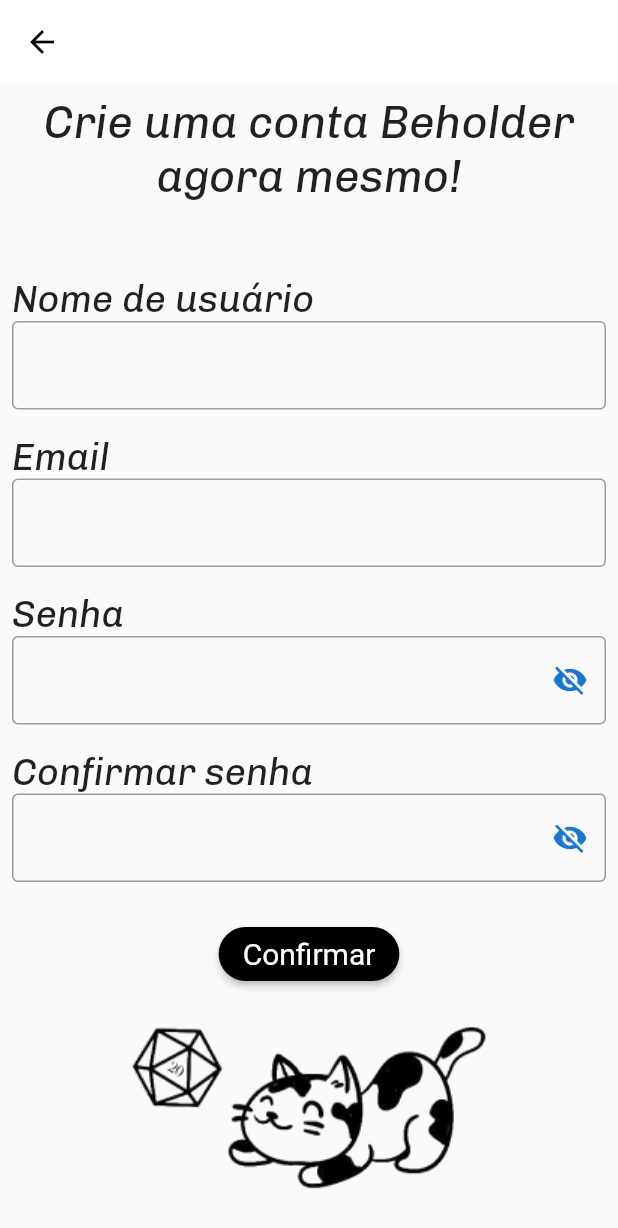
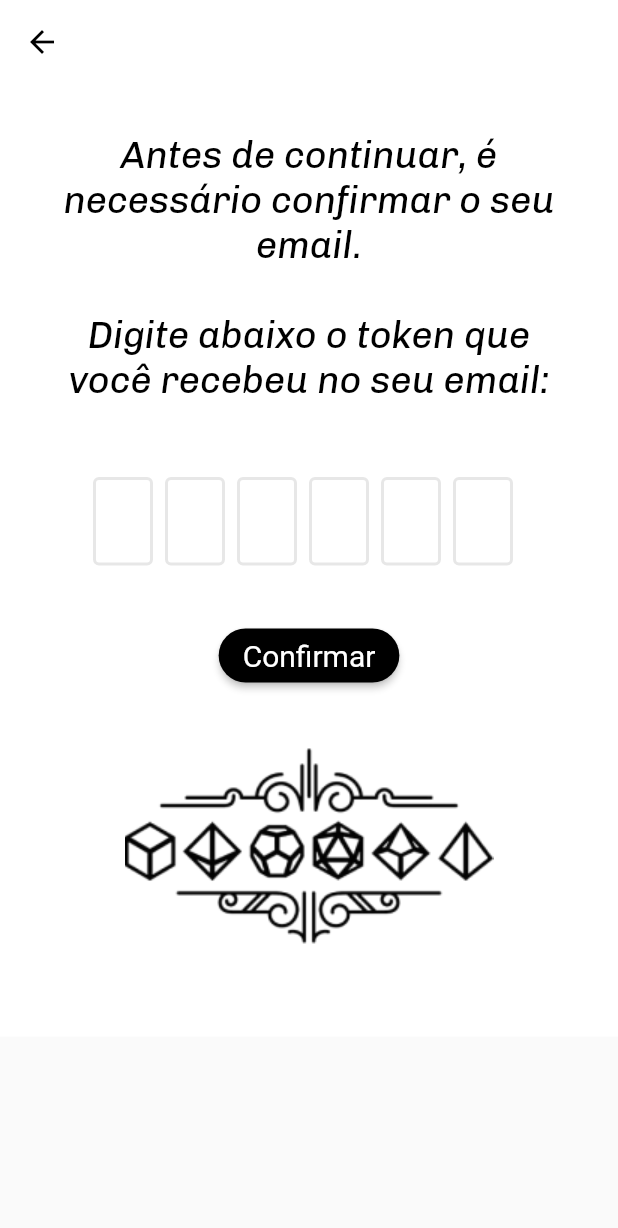
Before and after one commit to samuelcorocha/beholder_app, a Flutter app: the screen it shows after launch, after a tap on "Confirmar", on a phone screen of 412 x 824 dp. Shown: the top 1228 px of the screen. Run offline on Flutter 3.47's test engine with Material 2 defaults, Android fonts, the phone set to English and light mode, and no system bars; drawn by our look-alikes of flutter_otp_text_field.

Commit message:
Cadastro 1 e Cadastro 2

```diff
--- a/lib/main.dart
+++ b/lib/main.dart
@@ -1,4 +1,6 @@
-import 'package:beholder_companion/screens/tela_de_cadastro/tela_de_cadastro.dart';
+import 'package:beholder_companion/screens/tela_de_cadastro/tela_de_cadastro_1.dart';
+import 'package:beholder_companion/screens/tela_de_cadastro/tela_de_cadastro_2.dart';
+import 'package:beholder_companion/screens/tela_de_login/nova_tela_de_login.dart';
 import 'package:flutter/material.dart';
 import 'package:beholder_companion/screens/tela_de_login/tela_de_login.dart';
 import 'package:beholder_companion/screens/tela_de_pesquisa//tela_de_pesquisa.dart';
@@ -7,9 +9,7 @@
   runApp(
     MaterialApp(
       theme: ThemeData(fontFamily: 'Chivo'),
-      home: const TelaDeCadastro(),
-      //home: TelaDePesquisa(),
-      //
+      home: const TelaDeCadastro1(),
     ),
   );
 }
--- a/lib/screens/tela_de_cadastro/tela_de_cadastro.dart
+++ /dev/null
@@ -1,155 +0,0 @@
-import 'package:flutter/material.dart';
-
-class TelaDeCadastro extends StatefulWidget {
-  const TelaDeCadastro({Key? key}) : super(key: key);
-
-  @override
-  TelaDeCadastroState createState() => TelaDeCadastroState();
-}
-
-class TelaDeCadastroState extends State<TelaDeCadastro> {
-  @override
-  Widget build(BuildContext context) {
-    return Scaffold(
-        appBar: AppBar(
-          backgroundColor: Colors.white,
-          elevation: 0,
-          leading: IconButton(
-              onPressed: () {
-                Navigator.pop(context);
-              },
-              icon: const Icon(Icons.arrow_back, color: Colors.black)),
-        ),
-        body: Padding(
-          padding: const EdgeInsets.all(8.0),
-          child: SingleChildScrollView(
-            child: Column(children: <Widget>[
-              const Text(
-                "Crie uma conta Beholder agora mesmo!",
-                style: TextStyle(fontSize: 30),
-                textAlign: TextAlign.center,
-              ),
-              const SizedBox(height: 48.0),
-              const CampoDeCadastroVisivel(textoSuperior: 'Nome de usuário'),
-              const SizedBox(height: 16.0),
-              const CampoDeCadastroVisivel(textoSuperior: 'Email'),
-              const SizedBox(height: 16.0),
-              const CampoDeCadastroInvisivel(textoSuperior: 'Senha'),
-              const SizedBox(height: 16.0),
-              const CampoDeCadastroInvisivel(textoSuperior: 'Confirmar senha'),
-              const SizedBox(height: 24.0),
-              const BotaoDeConfirmar(),
-              const SizedBox(height: 12.0),
-              Image.asset('assets/tela_de_cadastro/cadastro_2/gato.png'),
-            ]),
-          ),
-        ));
-  }
-}
-
-class BotaoDeConfirmar extends StatelessWidget {
-  const BotaoDeConfirmar({
-    super.key,
-  });
-
-  @override
-  Widget build(BuildContext context) {
-    return ElevatedButton(
-      onPressed: () {
-        Navigator.push(context,
-            MaterialPageRoute(builder: (context) => const TelaDeCadastro()));
-      },
-      style: ElevatedButton.styleFrom(
-          shape:
-              RoundedRectangleBorder(borderRadius: BorderRadius.circular(18.0)),
-          backgroundColor: Colors.black,
-          textStyle: const TextStyle(fontSize: 20.0)),
-      child: const Text("Confirmar"),
-    );
-  }
-}
-
-class CampoDeCadastroVisivel extends StatelessWidget {
-  const CampoDeCadastroVisivel({super.key, required this.textoSuperior});
-
-  final String textoSuperior;
-
-  @override
-  Widget build(BuildContext context) {
-    return Column(children: [
-      Container(
-        alignment: Alignment.centerLeft,
-        child: Text(
-          textoSuperior,
-          style: const TextStyle(fontSize: 25),
-          textAlign: TextAlign.center,
-        ),
-      ),
-      TextFormField(
-        decoration: const InputDecoration(
-          border: OutlineInputBorder(),
-        ),
-      ),
-    ]);
-  }
-}
-
-class CampoDeCadastroInvisivel extends StatefulWidget {
-  const CampoDeCadastroInvisivel({
-    super.key,
-    required this.textoSuperior,
-  });
-
-  final String textoSuperior;
-
-  @override
-  State<CampoDeCadastroInvisivel> createState() =>
-      _CampoDeCadastroInvisivelState(textoSuperior: textoSuperior);
-}
-
-class _CampoDeCadastroInvisivelState extends State<CampoDeCadastroInvisivel> {
-  _CampoDeCadastroInvisivelState({
-    required this.textoSuperior,
-  });
-
-  final String textoSuperior;
-  bool passwordObscured = false;
-
-  @override
-  void initState() {
-    super.initState();
-    passwordObscured = false;
-  }
-
-  @override
-  Widget build(BuildContext context) {
-    return Column(children: [
-      Container(
-        alignment: Alignment.centerLeft,
-        child: Text(
-          textoSuperior,
-          style: const TextStyle(fontSize: 25),
-          textAlign: TextAlign.center,
-        ),
-      ),
-      TextFormField(
-        keyboardType: TextInputType.text,
-        obscureText: !passwordObscured,
-        decoration: InputDecoration(
-          border: const OutlineInputBorder(),
-          suffixIcon: IconButton(
-            icon: Icon(
-              passwordObscured ? Icons.visibility : Icons.visibility_off,
-              color: Theme.of(context).primaryColorDark,
-            ),
-            onPressed: () {
-              setState(() {
-                passwordObscured = !passwordObscured;
-              });
-            },
-          ),
-        ),
-      )
-    ]);
-  }
-}
--- /dev/null
+++ b/lib/screens/tela_de_cadastro/tela_de_cadastro_1.dart
@@ -0,0 +1,155 @@
+import 'package:beholder_companion/screens/tela_de_cadastro/tela_de_cadastro_2.dart';
+import 'package:flutter/material.dart';
+
+class TelaDeCadastro1 extends StatefulWidget {
+  const TelaDeCadastro1({Key? key}) : super(key: key);
+
+  @override
+  TelaDeCadastro1State createState() => TelaDeCadastro1State();
+}
+
+class TelaDeCadastro1State extends State<TelaDeCadastro1> {
+  @override
+  Widget build(BuildContext context) {
+    return Scaffold(
+      appBar: AppBar(
+        backgroundColor: Colors.white,
+        elevation: 0,
+        leading: IconButton(
+            onPressed: () {
+              Navigator.pop(context);
+            },
+            icon: const Icon(Icons.arrow_back, color: Colors.black)),
+      ),
+      body: Container(
+        color: Colors.white,
+        child: Padding(
+          padding: const EdgeInsets.only(left: 16,top: 8,right: 16,bottom: 16),
+          child: SingleChildScrollView(
+            child: Column(children: <Widget>[
+              const Text(
+                "Crie uma conta Beholder agora mesmo!",
+                style: TextStyle(fontSize: 25),
+                textAlign: TextAlign.center,
+              ),
+              const SizedBox(height: 20.0),
+              const CampoDeCadastroVisivel(textoSuperior: 'Nome de usuário'),
+              const SizedBox(height: 16.0),
+              const CampoDeCadastroVisivel(textoSuperior: 'Email'),
+              const SizedBox(height: 16.0),
+              const CampoDeCadastroInvisivel(textoSuperior: 'Senha'),
+              const SizedBox(height: 16.0),
+              const CampoDeCadastroInvisivel(textoSuperior: 'Confirmar senha'),
+              const SizedBox(height: 24.0),
+              ElevatedButton(
+                onPressed: () {
+                  Navigator.push(context,
+                      MaterialPageRoute(builder: (context) => const TelaDeCadastro2()));
+                },
+                style: ElevatedButton.styleFrom(
+                    shape:
+                    RoundedRectangleBorder(borderRadius: BorderRadius.circular(18.0)),
+                    backgroundColor: Colors.black,
+                    textStyle: const TextStyle(fontSize: 20.0)),
+                child: const Text("Confirmar"),
+              ),
+              const SizedBox(height: 12.0),
+              Image.asset('assets/tela_de_cadastro/cadastro_1/gato.png'),
+            ]),
+          ),
+        ),
+      )
+    );
+  }
+}
+
+class CampoDeCadastroVisivel extends StatelessWidget {
+  const CampoDeCadastroVisivel({super.key, required this.textoSuperior});
+
+  final String textoSuperior;
+
+  @override
+  Widget build(BuildContext context) {
+    return Column(children: [
+      Container(
+        alignment: Alignment.centerLeft,
+        child: Text(
+          textoSuperior,
+          style: const TextStyle(fontSize: 18),
+          textAlign: TextAlign.center,
+        ),
+      ),
+      SizedBox(
+        height: 50,
+        child: TextFormField(
+          decoration: const InputDecoration(
+            border: OutlineInputBorder(),
+          ),
+        ),
+      ),
+    ]);
+  }
+}
+
+class CampoDeCadastroInvisivel extends StatefulWidget {
+  const CampoDeCadastroInvisivel({
+    super.key,
+    required this.textoSuperior,
+  });
+
+  final String textoSuperior;
+
+  @override
+  State<CampoDeCadastroInvisivel> createState() =>
+      _CampoDeCadastroInvisivelState(textoSuperior: textoSuperior);
+}
+
+class _CampoDeCadastroInvisivelState extends State<CampoDeCadastroInvisivel> {
+  _CampoDeCadastroInvisivelState({
+    required this.textoSuperior,
+  });
+
+  final String textoSuperior;
+  bool passwordObscured = false;
+
+  @override
+  void initState() {
+    super.initState();
+    passwordObscured = false;
+  }
+
+  @override
+  Widget build(BuildContext context) {
+    return Column(children: [
+      Container(
+        alignment: Alignment.centerLeft,
+        child: Text(
+          textoSuperior,
+          style: const TextStyle(fontSize: 18),
+          textAlign: TextAlign.center,
+        ),
+      ),
+      SizedBox(
+        height: 50,
+        child: TextFormField(
+          keyboardType: TextInputType.text,
+          obscureText: !passwordObscured,
+          decoration: InputDecoration(
+            border: const OutlineInputBorder(),
+            suffixIcon: IconButton(
+              icon: Icon(
+                passwordObscured ? Icons.visibility : Icons.visibility_off,
+                color: Theme.of(context).primaryColorDark,
+              ),
+              onPressed: () {
+                setState(() {
+                  passwordObscured = !passwordObscured;
+                });
+              },
+            ),
+          ),
+        ),
+      )
+    ]);
+  }
+}
--- /dev/null
+++ b/lib/screens/tela_de_cadastro/tela_de_cadastro_2.dart
@@ -0,0 +1,88 @@
+import 'package:flutter/material.dart';
+import 'package:flutter/services.dart';
+import 'package:flutter_otp_text_field/flutter_otp_text_field.dart';
+
+import 'package:beholder_companion/screens/tela_de_cadastro/tela_de_cadastro_1.dart';
+
+class TelaDeCadastro2 extends StatefulWidget {
+  const TelaDeCadastro2({Key? key}) : super(key: key);
+
+  @override
+  TelaDeCadastro2State createState() => TelaDeCadastro2State();
+}
+
+class TelaDeCadastro2State extends State<TelaDeCadastro2> {
+  @override
+  Widget build(BuildContext context) {
+    return Scaffold(
+        appBar: AppBar(
+          backgroundColor: Colors.white,
+          elevation: 0,
+          leading: IconButton(
+              onPressed: () {
+                Navigator.pop(context);
+              },
+              icon: const Icon(Icons.arrow_back, color: Colors.black)),
+        ),
+        body: Container(
+          color: Colors.white,
+          child: Padding(
+            padding: const EdgeInsets.only(left: 32,top: 32,right: 32,bottom: 60),
+            child: SingleChildScrollView(
+              child: Column(children: <Widget>[
+                RichText(
+                  textAlign: TextAlign.center,
+                  text: const TextSpan(
+                    style: TextStyle(
+                      fontFamily: 'Chivo', fontSize: 25, color: Colors.black),
+                    children: <TextSpan>[
+                      TextSpan(text: "Antes de continuar, é necessário confirmar o seu email.\n\n"),
+                      TextSpan(text: "Digite abaixo o token que você recebeu no seu email:\n"),
+                    ]
+                  )
+                ),
+                const SizedBox(height: 20.0),
+                OtpTextField(
+                  numberOfFields: 6,
+                  borderColor: const Color(0xFF512DA8),
+                  //set to true to show as box or false to show as dash
+                  showFieldAsBox: true,
+                  //runs when a code is typed in
+                  onCodeChanged: (String code) {
+                    //handle validation or checks here
+                  },
+                  //runs when every textfield is filled
+                  onSubmit: (String verificationCode){
+                    showDialog(
+                        context: context,
+                        builder: (context){
+                          return AlertDialog(
+                            title: const Text("Verification Code"),
+                            content: Text('Code entered is $verificationCode'),
+                          );
+                        }
+                    );
+                  }, // end onSubmit
+                ),
+                const SizedBox(height: 36.0),
+                ElevatedButton(
+                  onPressed: () {
+                    Navigator.push(
+                      context,
+                      MaterialPageRoute(builder: (context) => const TelaDeCadastro1()));
+                  },
+                  style: ElevatedButton.styleFrom(
+                    shape: RoundedRectangleBorder(
+                        borderRadius: BorderRadius.circular(18.0)),
+                    backgroundColor: Colors.black,
+                    textStyle: const TextStyle(fontSize: 20.0)),
+                  child: const Text("Confirmar"),
+                ),
+                const SizedBox(height: 36.0),
+                Image.asset('assets/tela_de_cadastro/cadastro_2/seis_dados.png'),
+              ]),
+            ),
+          ),
+        ));
+  }
+}
--- a/pubspec.yaml
+++ b/pubspec.yaml
@@ -30,6 +30,7 @@
 dependencies:
   flutter:
     sdk: flutter
+  flutter_otp_text_field: ^1.1.0+2
 
 
   # The following adds the Cupertino Icons font to your application.
@@ -63,6 +64,7 @@
     - assets/barra_de_navegacao/
     - assets/tela_de_carregamento/
     - assets/tela_de_cadastro/
+    - assets/tela_de_cadastro/cadastro_1/
     - assets/tela_de_cadastro/cadastro_2/
     - assets/tela_de_login/
     - assets/tela_de_login/metodos_de_login/
```
Also changed, not shown: lib/screens/tela_de_login/nova_tela_de_login.dart (added, +318 -0 lines), assets/tela_de_cadastro/cadastro_1/gato.png (renamed from assets/tela_de_cadastro/cadastro_2/gato.png), assets/tela_de_cadastro/cadastro_2/seis_dados.png (added), pubspec.lock.
